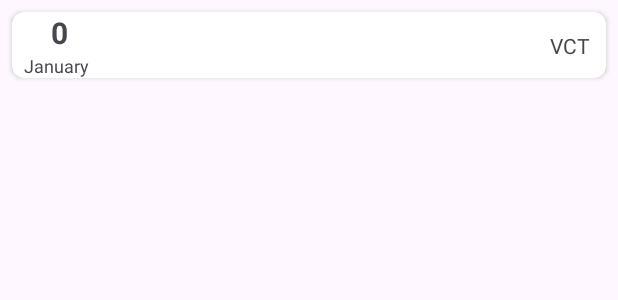
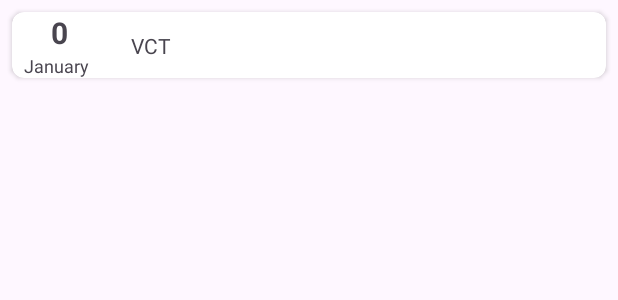
Before and after one commit to daffdzak/projectAnmp, an Android app: the layout item_schedule.xml on its own in the app's theme, with its tools: preview values and no code run, on a phone screen of 412 x 824 dp. Shown: the top 300 px of the screen. Run offline under Robolectric (Android 15) with nearby library versions, the phone set to English and light mode, and no system bars; network calls fail.

Commit message:
Mnambahkan Schedule

```diff
--- a/app/src/main/res/layout/item_games.xml
+++ b/app/src/main/res/layout/item_games.xml
@@ -64,6 +64,7 @@
             android:layout_height="wrap_content"
             android:text="Teams"
             app:layout_constraintBottom_toBottomOf="parent"
-            app:layout_constraintEnd_toEndOf="parent" />
+            app:layout_constraintEnd_toEndOf="parent"
+            app:layout_constraintTop_toBottomOf="@+id/txtDeskripsi" />
     </androidx.constraintlayout.widget.ConstraintLayout>
 </androidx.cardview.widget.CardView>
--- a/app/src/main/res/layout/item_schedule.xml
+++ b/app/src/main/res/layout/item_schedule.xml
@@ -45,7 +45,7 @@
             android:text="VCT"
             app:layout_constraintBottom_toBottomOf="parent"
             app:layout_constraintEnd_toEndOf="parent"
-            app:layout_constraintHorizontal_bias="0.968"
+            app:layout_constraintHorizontal_bias="0.126"
             app:layout_constraintStart_toEndOf="@+id/txtTGL"
             app:layout_constraintTop_toTopOf="parent" />
 
```
